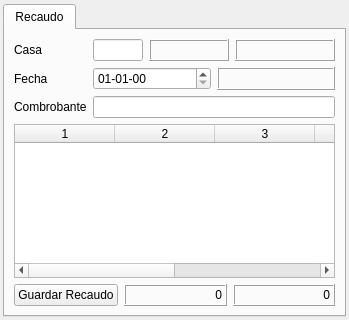
Old version of the form collectwindow.ui in the repository GonzaloHernandez/jpbilling.
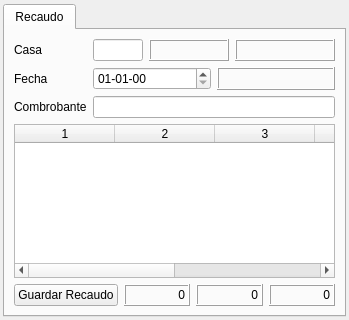
New version of the form.

The edit to the form file:
```diff
--- a/collectwindow.ui
+++ b/collectwindow.ui
@@ -200,6 +200,22 @@
            </property>
           </widget>
          </item>
+         <item>
+          <widget class="QLabel" name="label_balance">
+           <property name="frameShape">
+            <enum>QFrame::Box</enum>
+           </property>
+           <property name="frameShadow">
+            <enum>QFrame::Raised</enum>
+           </property>
+           <property name="text">
+            <string>0</string>
+           </property>
+           <property name="alignment">
+            <set>Qt::AlignRight|Qt::AlignTrailing|Qt::AlignVCenter</set>
+           </property>
+          </widget>
+         </item>
         </layout>
        </item>
       </layout>
```
